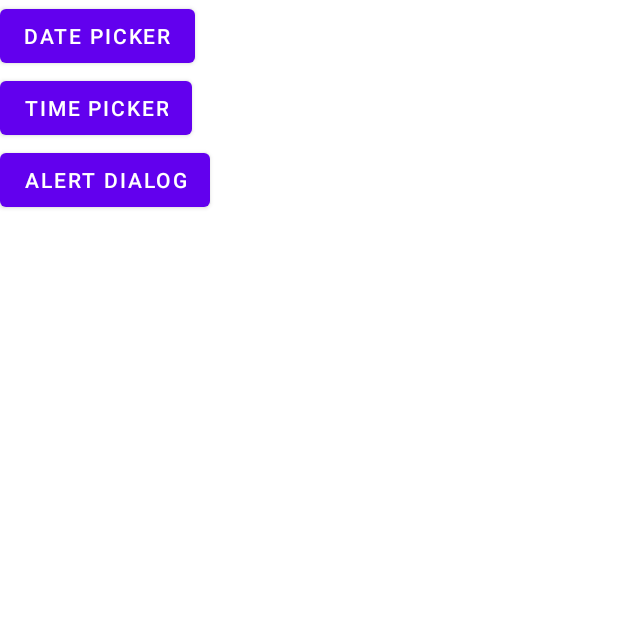
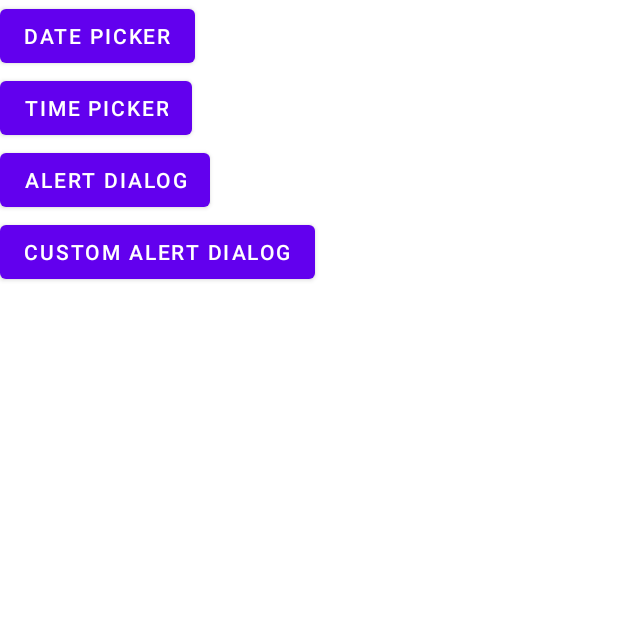
Before and after one commit to singularity-camp/Android-Activity, an Android app: the screen it shows after launch (DialogActivity), on a phone screen of 412 x 824 dp, the top half of it. Run offline under Robolectric (Android 15) with nearby library versions, the phone set to English and light mode, and no system bars.

Commit message:
Added custom layout

```diff
--- a/app/src/main/res/layout/activity_dialog.xml
+++ b/app/src/main/res/layout/activity_dialog.xml
@@ -18,6 +18,11 @@
         android:layout_width="wrap_content"
         android:layout_height="wrap_content"
         android:text="@string/alert_dialog"/>
+    <Button
+        android:id="@+id/btn_custom_alert"
+        android:layout_width="wrap_content"
+        android:layout_height="wrap_content"
+        android:text="@string/custom_alert_dialog"/>
 
 
 </LinearLayout>
--- a/app/src/main/res/values/strings.xml
+++ b/app/src/main/res/values/strings.xml
@@ -30,4 +30,5 @@
     <string name="date_picker">Date Picker</string>
     <string name="time_picker">Time Picker</string>
     <string name="alert_dialog">Alert Dialog</string>
+    <string name="custom_alert_dialog">Custom Alert Dialog</string>
 </resources>
```
Also changed, not shown: app/src/main/java/kz/singularity/activity1/activity/DialogActivity.kt (+22 -4 lines), app/src/main/res/layout/dialog_custom.xml (added, +28 -0 lines).
